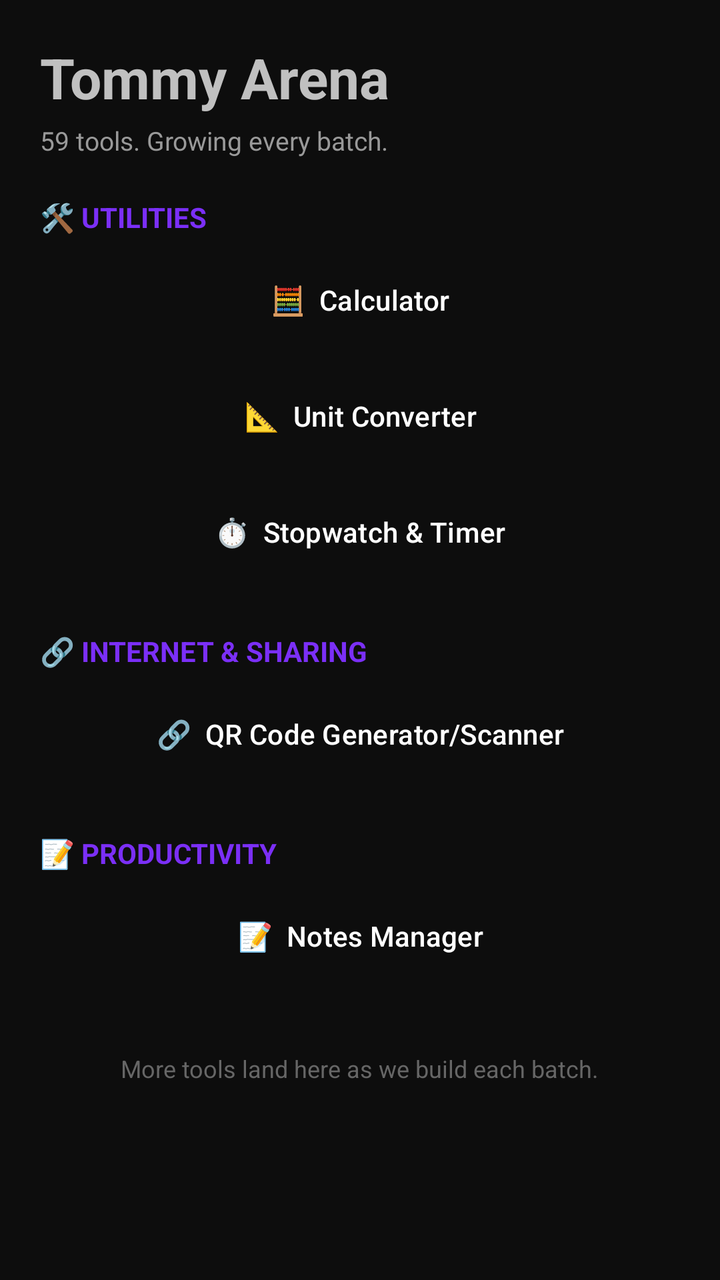
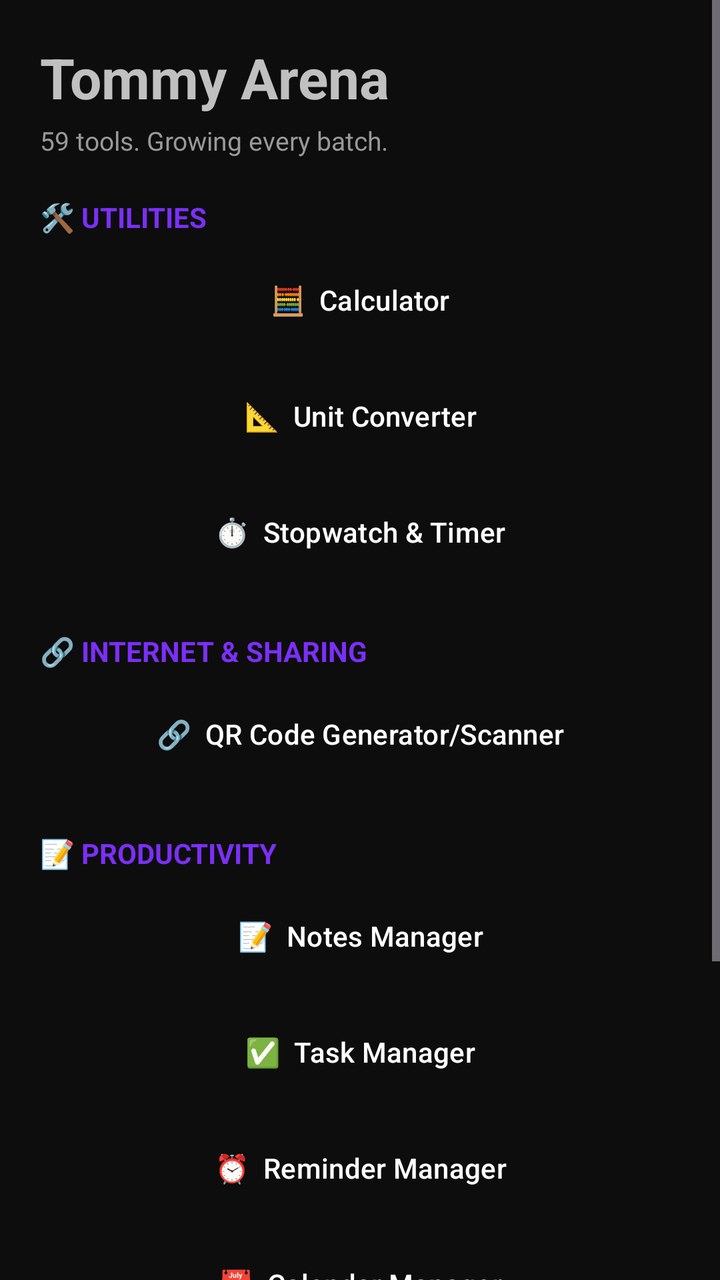

Screens rendered from an Android XML layout before and after an edit, with the pre-edit source and the edit as a unified diff.
<!-- AndroidManifest.xml: application theme Theme.TommyArena -->
<!-- res/layout/activity_main.xml -->
<?xml version="1.0" encoding="utf-8"?>
<ScrollView xmlns:android="http://schemas.android.com/apk/res/android"
    android:layout_width="match_parent"
    android:layout_height="match_parent"
    android:background="@color/background_dark">

    <LinearLayout
        android:layout_width="match_parent"
        android:layout_height="wrap_content"
        android:orientation="vertical"
        android:padding="20dp">

        <TextView
            android:layout_width="wrap_content"
            android:layout_height="wrap_content"
            android:text="Tommy Arena"
            android:textColor="@color/silver"
            android:textSize="28sp"
            android:textStyle="bold"
            android:layout_marginBottom="4dp" />

        <TextView
            android:layout_width="wrap_content"
            android:layout_height="wrap_content"
            android:text="59 tools. Growing every batch."
            android:textColor="#999999"
            android:textSize="13sp"
            android:layout_marginBottom="20dp" />

        <TextView
            android:layout_width="wrap_content"
            android:layout_height="wrap_content"
            android:text="🛠️ UTILITIES"
            android:textColor="@color/purple_primary"
            android:textStyle="bold"
            android:layout_marginBottom="8dp" />

        <Button
            android:id="@+id/btnCalculator"
            style="@style/ToolButton"
            android:text="🧮  Calculator" />

        <Button
            android:id="@+id/btnUnitConverter"
            style="@style/ToolButton"
            android:text="📐  Unit Converter" />

        <Button
            android:id="@+id/btnStopwatch"
            style="@style/ToolButton"
            android:text="⏱️  Stopwatch &amp; Timer" />

        <TextView
            android:layout_width="wrap_content"
            android:layout_height="wrap_content"
            android:text="🔗 INTERNET &amp; SHARING"
            android:textColor="@color/purple_primary"
            android:textStyle="bold"
            android:layout_marginTop="16dp"
            android:layout_marginBottom="8dp" />

        <Button
            android:id="@+id/btnQrCode"
            style="@style/ToolButton"
            android:text="🔗  QR Code Generator/Scanner" />

        <TextView
            android:layout_width="wrap_content"
            android:layout_height="wrap_content"
            android:text="📝 PRODUCTIVITY"
            android:textColor="@color/purple_primary"
            android:textStyle="bold"
            android:layout_marginTop="16dp"
            android:layout_marginBottom="8dp" />

        <Button
            android:id="@+id/btnNotes"
            style="@style/ToolButton"
            android:text="📝  Notes Manager" />

        <TextView
            android:layout_width="wrap_content"
            android:layout_height="wrap_content"
            android:text="More tools land here as we build each batch."
            android:textColor="#666666"
            android:textSize="12sp"
            android:layout_marginTop="24dp"
            android:gravity="center"
            android:layout_gravity="center" />

    </LinearLayout>
</ScrollView>
<!-- resources referenced by this layout -->
<resources>
  <color name="background_dark">#0D0D0D</color>
  <color name="purple_primary">#7B2FF7</color>
  <color name="silver">#C0C0C0</color>
  <style name="ToolButton" parent="Widget.Material3.Button">
          <item name="android:layout_width">match_parent</item>
          <item name="android:layout_height">wrap_content</item>
          <item name="android:layout_marginBottom">10dp</item>
          <item name="android:textAllCaps">false</item>
          <item name="backgroundTint">@color/purple_dark</item>
          <item name="android:textColor">@color/text_light</item>
          <item name="cornerRadius">10dp</item>
      </style>
  <style name="Theme.TommyArena" parent="Theme.Material3.Dark.NoActionBar">
          <item name="colorPrimary">@color/purple_primary</item>
          <item name="colorPrimaryVariant">@color/purple_dark</item>
          <item name="colorOnPrimary">@color/text_light</item>
          <item name="android:windowBackground">@color/background_dark</item>
      </style>
  <color name="purple_dark">#2E0854</color>
  <color name="text_light">#FFFFFF</color>
</resources>

<!-- the commit's change to res/layout/activity_main.xml (unified diff, before → after) -->
@@ -78,6 +78,12 @@
             style="@style/ToolButton"
             android:text="📝  Notes Manager" />
 
+        <Button android:id="@+id/btnTasks" style="@style/ToolButton" android:text="✅  Task Manager" />
+        <Button android:id="@+id/btnReminders" style="@style/ToolButton" android:text="⏰  Reminder Manager" />
+        <Button android:id="@+id/btnCalendar" style="@style/ToolButton" android:text="📅  Calendar Manager" />
+        <Button android:id="@+id/btnClipboard" style="@style/ToolButton" android:text="📋  Clipboard Manager" />
+        <Button android:id="@+id/btnTextUtils" style="@style/ToolButton" android:text="🔤  Text Utilities" />
+
         <TextView
             android:layout_width="wrap_content"
             android:layout_height="wrap_content"
